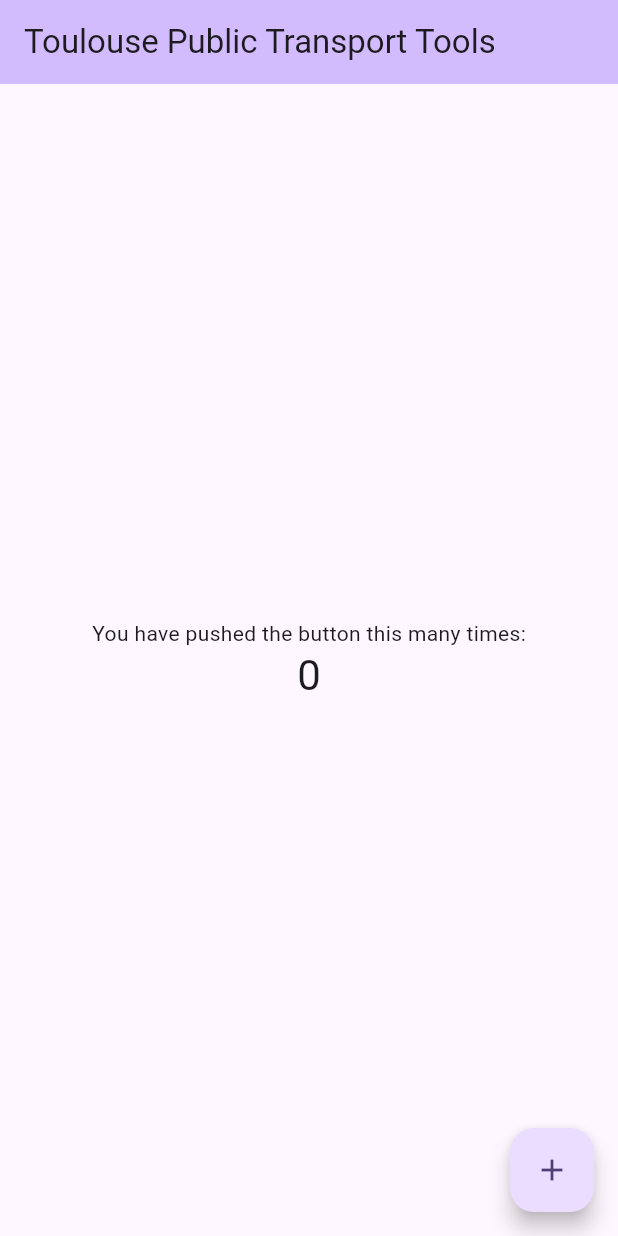
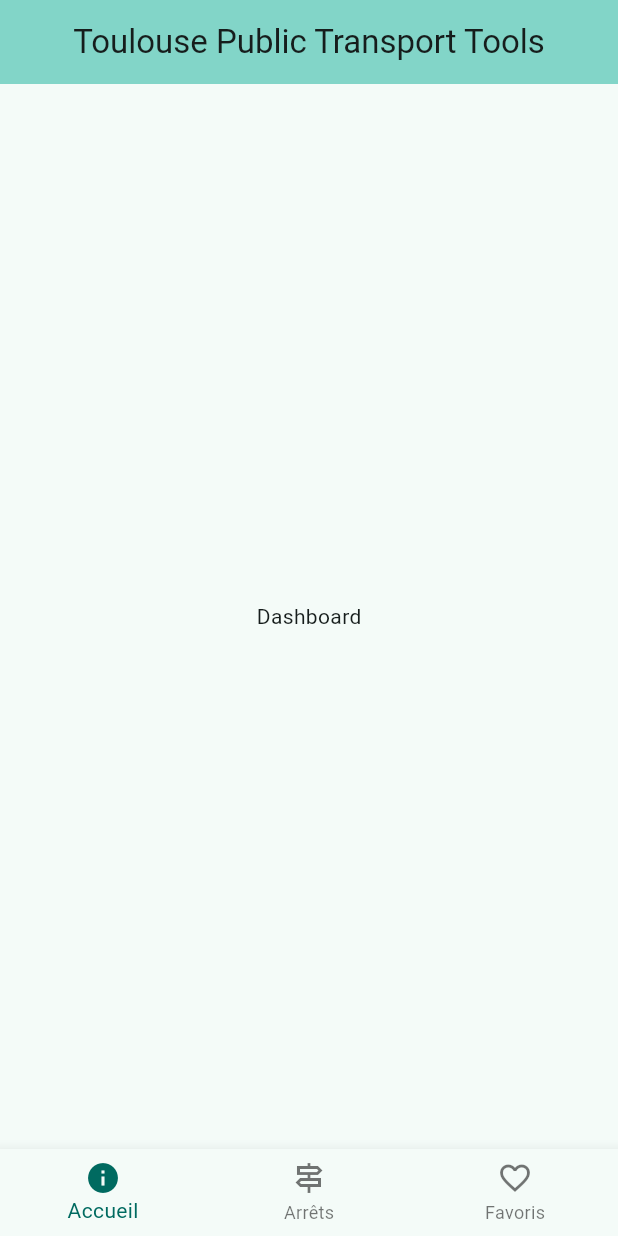
Before and after one commit to AstroZelda/toulouse-public-transport-tools, a Flutter app: the screen it shows after launch, on a phone screen of 412 x 824 dp. Run offline on Flutter 3.47's test engine with Material 3 defaults, Android fonts, the phone set to English and light mode, and no system bars; our stand-ins replace flutter_dotenv.

Commit message:
dark theme and bottom nav layout

```diff
--- a/lib/main.dart
+++ b/lib/main.dart
@@ -1,5 +1,8 @@
 import 'package:flutter/material.dart';
 import 'package:flutter_dotenv/flutter_dotenv.dart';
+import 'package:toulouse_public_transport_tools/models/dashboard.dart';
+import 'package:toulouse_public_transport_tools/models/stop_favs.dart';
+import 'package:toulouse_public_transport_tools/models/stop_list.dart';
 
 void main() async {
   await dotenv.load(fileName: "private.env");
@@ -13,12 +16,27 @@ class MyApp extends StatelessWidget {
   // This widget is the root of your application.
   @override
   Widget build(BuildContext context) {
+    ThemeData lightTheme = ThemeData(
+      colorScheme: ColorScheme.fromSeed(
+        seedColor: Colors.teal,
+        brightness: Brightness.light,
+      ),
+      useMaterial3: true,
+    );
+
+    ThemeData darkTheme = ThemeData(
+      colorScheme: ColorScheme.fromSeed(
+        seedColor: Colors.teal,
+        brightness: Brightness.dark,
+      ),
+      useMaterial3: true,
+    );
+
     return MaterialApp(
       title: 'Flutter Demo',
-      theme: ThemeData(
-        colorScheme: ColorScheme.fromSeed(seedColor: Colors.deepPurple),
-        useMaterial3: true,
-      ),
+      theme: lightTheme,
+      darkTheme: darkTheme,
+      themeMode: ThemeMode.system,
       home: MyHomePage(title: dotenv.env['APP_TITLE'] ?? 'title'),
     );
   }
@@ -43,18 +61,13 @@ class MyHomePage extends StatefulWidget {
 }
 
 class _MyHomePageState extends State<MyHomePage> {
-  int _counter = 0;
+  int _currentIndex = 0;
 
-  void _incrementCounter() {
-    setState(() {
-      // This call to setState tells the Flutter framework that something has
-      // changed in this State, which causes it to rerun the build method below
-      // so that the display can reflect the updated values. If we changed
-      // _counter without calling setState(), then the build method would not be
-      // called again, and so nothing would appear to happen.
-      _counter++;
-    });
-  }
+  final List<Widget> _pages = [
+    const Dashboard(),
+    const StopList(),
+    const StopFavs(),
+  ];
 
   @override
   Widget build(BuildContext context) {
@@ -73,41 +86,31 @@ class _MyHomePageState extends State<MyHomePage> {
         // Here we take the value from the MyHomePage object that was created by
         // the App.build method, and use it to set our appbar title.
         title: Text(widget.title),
+        centerTitle: true,
       ),
-      body: Center(
-        // Center is a layout widget. It takes a single child and positions it
-        // in the middle of the parent.
-        child: Column(
-          // Column is also a layout widget. It takes a list of children and
-          // arranges them vertically. By default, it sizes itself to fit its
-          // children horizontally, and tries to be as tall as its parent.
-          //
-          // Column has various properties to control how it sizes itself and
-          // how it positions its children. Here we use mainAxisAlignment to
-          // center the children vertically; the main axis here is the vertical
-          // axis because Columns are vertical (the cross axis would be
-          // horizontal).
-          //
-          // TRY THIS: Invoke "debug painting" (choose the "Toggle Debug Paint"
-          // action in the IDE, or press "p" in the console), to see the
-          // wireframe for each widget.
-          mainAxisAlignment: MainAxisAlignment.center,
-          children: <Widget>[
-            const Text(
-              'You have pushed the button this many times:',
-            ),
-            Text(
-              '$_counter',
-              style: Theme.of(context).textTheme.headlineMedium,
-            ),
-          ],
-        ),
+      body: _pages[_currentIndex],
+      bottomNavigationBar: BottomNavigationBar(
+        currentIndex: _currentIndex,
+        onTap: (int index) {
+          setState(() {
+            _currentIndex = index;
+          });
+        },
+        items: [
+          BottomNavigationBarItem(
+            icon: Icon(_currentIndex == 0 ? Icons.info : Icons.info_outline),
+            label: 'Accueil',
+          ),
+          BottomNavigationBarItem(
+            icon: Icon(_currentIndex == 1 ? Icons.signpost : Icons.signpost_outlined),
+            label: 'Arrêts',
+          ),
+          BottomNavigationBarItem(
+            icon: Icon(_currentIndex == 2 ? Icons.favorite : Icons.favorite_outline),
+            label: 'Favoris',
+          ),
+        ],
       ),
-      floatingActionButton: FloatingActionButton(
-        onPressed: _incrementCounter,
-        tooltip: 'Increment',
-        child: const Icon(Icons.add),
-      ), // This trailing comma makes auto-formatting nicer for build methods.
     );
   }
 }
--- /dev/null
+++ b/lib/models/dashboard.dart
@@ -0,0 +1,13 @@
+import 'package:flutter/cupertino.dart';
+import 'package:flutter/material.dart';
+
+class Dashboard extends StatelessWidget {
+  const Dashboard({super.key});
+
+  @override
+  Widget build(BuildContext context) {
+    return const Center(
+      child: Text('Dashboard'),
+    );
+  }
+}
--- /dev/null
+++ b/lib/models/stop_favs.dart
@@ -0,0 +1,13 @@
+import 'package:flutter/cupertino.dart';
+import 'package:flutter/material.dart';
+
+class StopFavs extends StatelessWidget {
+  const StopFavs({super.key});
+
+  @override
+  Widget build(BuildContext context) {
+    return const Center(
+      child: Text('Arrêts favoris'),
+    );
+  }
+}
--- /dev/null
+++ b/lib/models/stop_list.dart
@@ -0,0 +1,21 @@
+import 'package:flutter/cupertino.dart';
+import 'package:flutter/material.dart';
+
+class StopList extends StatelessWidget {
+  const StopList({super.key});
+
+  @override
+  Widget build(BuildContext context) {
+    return Center(
+      child: Column(
+        mainAxisAlignment: MainAxisAlignment.center,
+        crossAxisAlignment: CrossAxisAlignment.center,
+        children: [
+          Image.asset('assets/cockroach-spinning.gif'),
+          const SizedBox(height: 20),
+          const Text('Liste d\'arrêts'),
+        ],
+      ),
+    );
+  }
+}
--- a/pubspec.yaml
+++ b/pubspec.yaml
@@ -68,6 +68,7 @@ flutter:
   assets:
     - private.env
     - public.env
+    - assets/cockroach-spinning.gif
 
   # An image asset can refer to one or more resolution-specific "variants", see
   # https://flutter.dev/assets-and-images/#resolution-aware
```
Also changed, not shown: assets/cockroach-spinning.gif (added).
